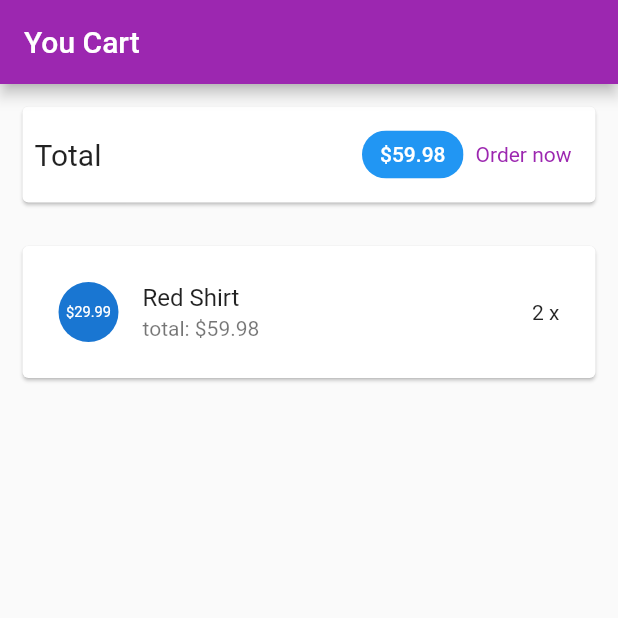
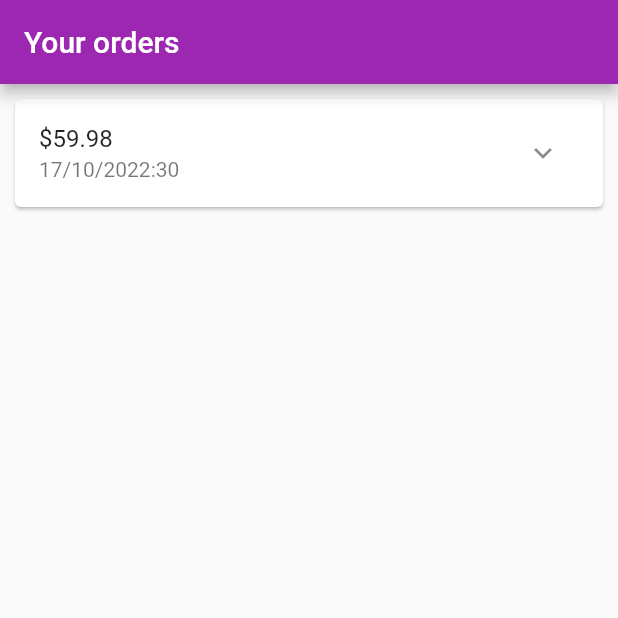
Before and after one commit to datb1910502/b1910502_CT484_02, a Flutter app: the screen it shows after launch, on a phone screen of 412 x 824 dp, the top half of it. Run offline on Flutter 3.47's test engine with Material 2 defaults, Android fonts, the phone set to English and light mode, and no system bars.

Commit message:
xay dung trang cac dat hang

```diff
--- a/lib/main.dart
+++ b/lib/main.dart
@@ -4,6 +4,7 @@ import 'ui/products/product_manager.dart';
 import 'ui/products/product_overview_screen.dart';
 import 'ui/products/user_products_screen.dart';
 import 'ui/cart/cart_screen.dart';
+import 'ui/order/order_screen.dart';
 
 void main() {
   runApp(const MyApp());
@@ -26,7 +27,7 @@ class MyApp extends StatelessWidget {
         ),
       ),
       home: const SafeArea(
-        child: CartScreen(),
+        child: OrdersScreen(),
       )
 
     );
--- /dev/null
+++ b/lib/models/order_item.dart
@@ -0,0 +1,33 @@
+import 'cart_item.dart';
+
+class OrderItem {
+  final String? id;
+  final double amount;
+  final List<CartItem> products;
+  final DateTime dateTime;
+
+  int get productCount {
+    return products.length;
+  }
+
+  OrderItem({
+    this.id,
+    required this.amount,
+    required this.products,
+    DateTime? dateTime,
+  }) : dateTime = dateTime ?? DateTime.now();
+
+  OrderItem copyWith({
+    String? id,
+    double? amount,
+    List<CartItem>? products,
+    DateTime? dateTime,
+  }) {
+    return OrderItem(
+      id: id ?? this.id,
+      amount: amount ?? this.amount,
+      products: products ?? this.products,
+      dateTime: dateTime ?? this.dateTime,
+    );
+  }
+}
--- /dev/null
+++ b/lib/ui/order/order_item_card.dart
@@ -0,0 +1,81 @@
+import 'dart:math';
+
+import 'package:flutter/material.dart';
+
+import 'package:intl/intl.dart';
+
+import '../../models/order_item.dart';
+
+class OrderItemCard extends StatefulWidget {
+  final OrderItem order;
+
+  const OrderItemCard(this.order, {super.key});
+
+  @override
+  State<OrderItemCard> createState() => _OrderItemCardState();
+}
+
+class _OrderItemCardState extends State<OrderItemCard> {
+  var _expanded = false;
+  @override
+  Widget build(BuildContext context) {
+    return Card(
+      margin: const EdgeInsets.all(10),
+      child: Column(
+        children: <Widget>[
+          buildOrderSummary(),
+          if (_expanded) buildOrderDetails()
+        ],
+      ),
+    );
+  }
+
+  Widget buildOrderDetails() {
+    return Container(
+      padding: const EdgeInsets.symmetric(horizontal: 15, vertical: 4),
+      height: min(widget.order.productCount * 20.0 + 10, 100),
+      child: ListView(
+        children: widget.order.products
+            .map(
+              (prod) => Row(
+                mainAxisAlignment: MainAxisAlignment.spaceBetween,
+                children: <Widget>[
+                  Text(
+                    prod.title,
+                    style: const TextStyle(
+                      fontSize: 18,
+                      fontWeight: FontWeight.bold,
+                    ),
+                  ),
+                  Text(
+                    '${prod.quantity}x \$${prod.price}',
+                    style: const TextStyle(
+                      fontSize: 18,
+                      color: Colors.grey,
+                    ),
+                  )
+                ],
+              ),
+            )
+            .toList(),
+      ),
+    );
+  }
+
+  Widget buildOrderSummary() {
+    return ListTile(
+      title: Text('\$${widget.order.amount}'),
+      subtitle: Text(
+        DateFormat('dd/MM/yyyy:mm').format(widget.order.dateTime),
+      ),
+      trailing: IconButton(
+        icon: Icon(_expanded ? Icons.expand_less : Icons.expand_more),
+        onPressed: () {
+          setState(() {
+            _expanded = !_expanded;
+          });
+        },
+      ),
+    );
+  }
+}
--- /dev/null
+++ b/lib/ui/order/order_manager.dart
@@ -0,0 +1,31 @@
+import 'package:flutter/cupertino.dart';
+
+import '../../models/cart_item.dart';
+
+import '../../models/order_item.dart';
+
+class OrdersManager with ChangeNotifier {
+  final List<OrderItem> _orders = [
+    OrderItem(
+      id: 'o1',
+      amount: 59.98,
+      products: [
+        CartItem(
+          id: 'c1',
+          title: 'Red Shirt',
+          price: 29.99,
+          quantity: 2,
+        )
+      ],
+      dateTime: DateTime.now(),
+    )
+  ];
+
+  int get orderCount {
+    return _orders.length;
+  }
+
+  List<OrderItem> get orders {
+    return [..._orders];
+  }
+}
--- /dev/null
+++ b/lib/ui/order/order_screen.dart
@@ -0,0 +1,26 @@
+import 'package:flutter/material.dart';
+
+import 'order_manager.dart';
+import 'order_item_card.dart';
+
+
+class OrdersScreen extends StatelessWidget {
+  static const routeName = '/orders';
+  const OrdersScreen({super.key});
+
+  @override
+  Widget build(BuildContext context) {
+    print('buildung orders');
+    final ordersManager = OrdersManager();
+    return Scaffold(
+      appBar: AppBar(
+        title: const Text('Your orders'),
+      ),
+
+      body: ListView.builder(
+        itemCount: ordersManager.orderCount,
+        itemBuilder: (ctx, i) => OrderItemCard(ordersManager.orders[i]),
+      ),
+    );
+  }
+}
--- a/pubspec.yaml
+++ b/pubspec.yaml
@@ -33,9 +33,12 @@ dependencies:
     sdk: flutter
 
 
+
+
   # The following adds the Cupertino Icons font to your application.
   # Use with the CupertinoIcons class for iOS style icons.
   cupertino_icons: ^1.0.2
+  intl: ^0.17.0
 
 dev_dependencies:
   flutter_test:
```
Also changed, not shown: pubspec.lock.
